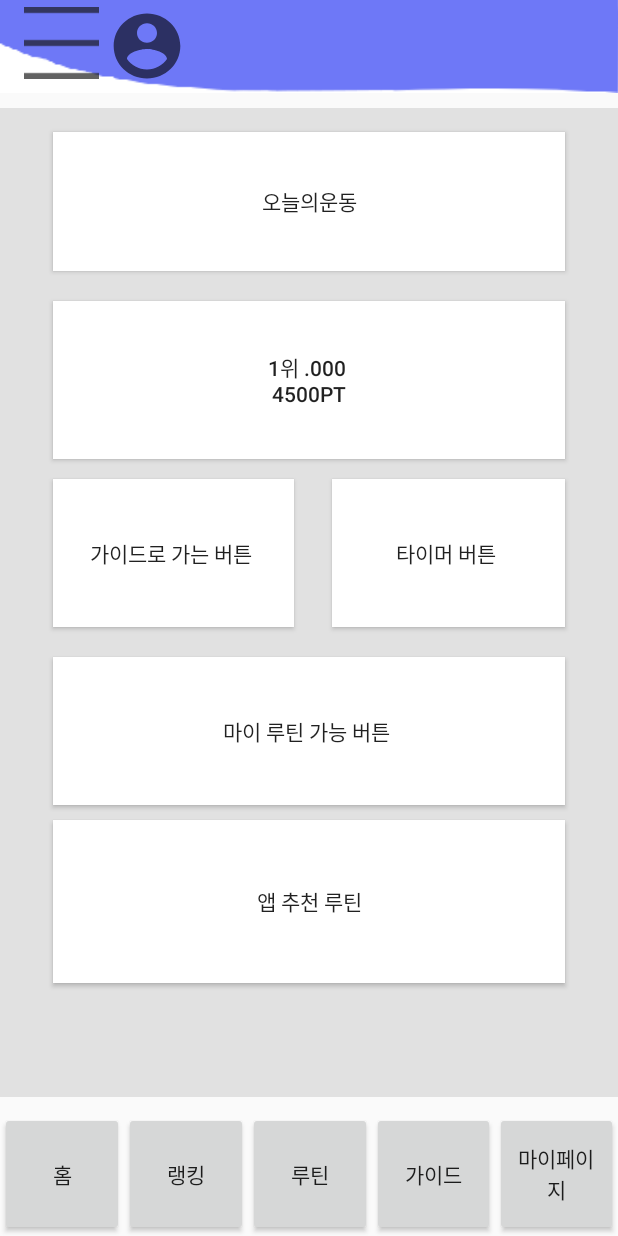
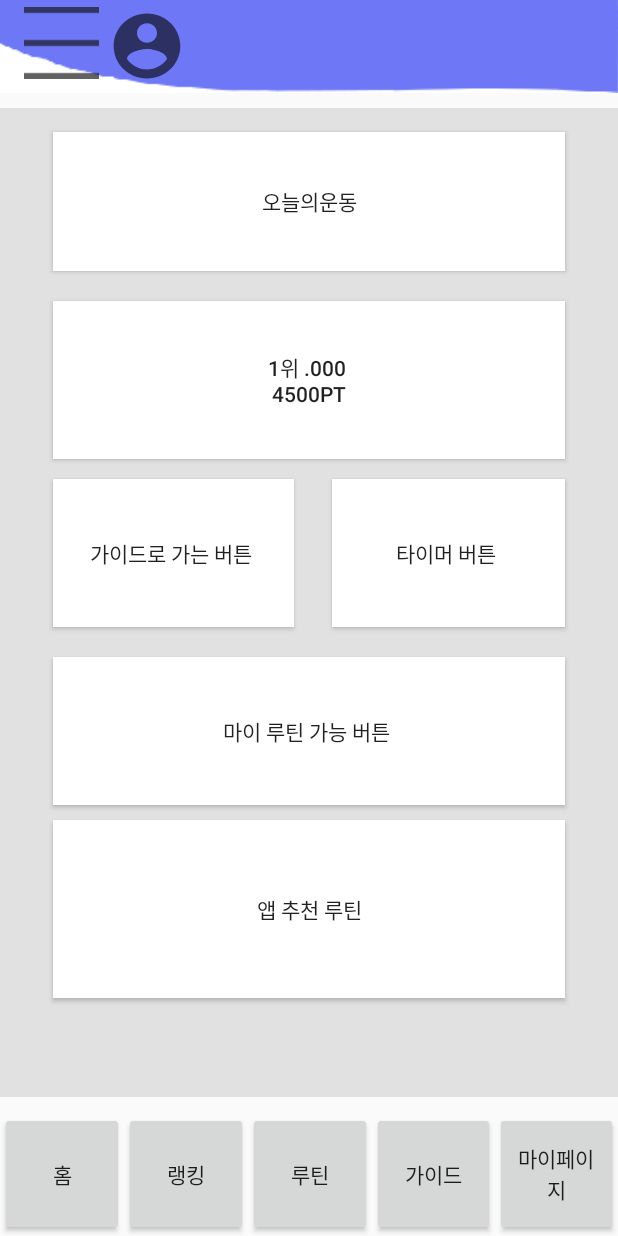
Before and after one commit to jhlsuper/smu_HomeTraining, an Android app: the HomeFragment screen opened directly, with no data from a screen before it, on a phone screen of 412 x 824 dp. Run offline under Robolectric (Android 15) with nearby library versions, the phone set to English and light mode, and no system bars; our stand-ins replace Volley; libraries missing offline, so code that uses them is left out: com.google.mlkit.common; network calls fail.

Commit message:
메인페이지 버튼 비율로 나타남 적용

```diff
--- a/app/src/main/java/com/example/mlkit_pose/JSP.kt
+++ b/app/src/main/java/com/example/mlkit_pose/JSP.kt
@@ -10,7 +10,7 @@ import kotlinx.android.synthetic.main.fragment_login.*
 
 class JSP {
     companion object {
-        private val Jsp_Url = "http://13.125.243.95:8080/\n"  //git pull 받으면 이거 고쳐서 쓸것!
+        private val Jsp_Url = ""  //git pull 받으면 이거 고쳐서 쓸것!
 
         fun getLoginURL(inputId:String, inputPw:String):String{
             val url = Jsp_Url+"Login.jsp?userId=${inputId}&userPwd=${inputPw}"
--- a/app/src/main/res/layout/fragment_main.xml
+++ b/app/src/main/res/layout/fragment_main.xml
@@ -117,7 +117,7 @@
         app:layout_constraintTop_toBottomOf="@id/guideline72"
         android:layout_marginStart="35dp"
         android:layout_marginEnd="35dp"
-        android:layout_marginBottom="10dp"
+
         android:background="@color/white"
         android:shadowColor="@color/gray"
         android:text="앱 추천 루틴"
```
